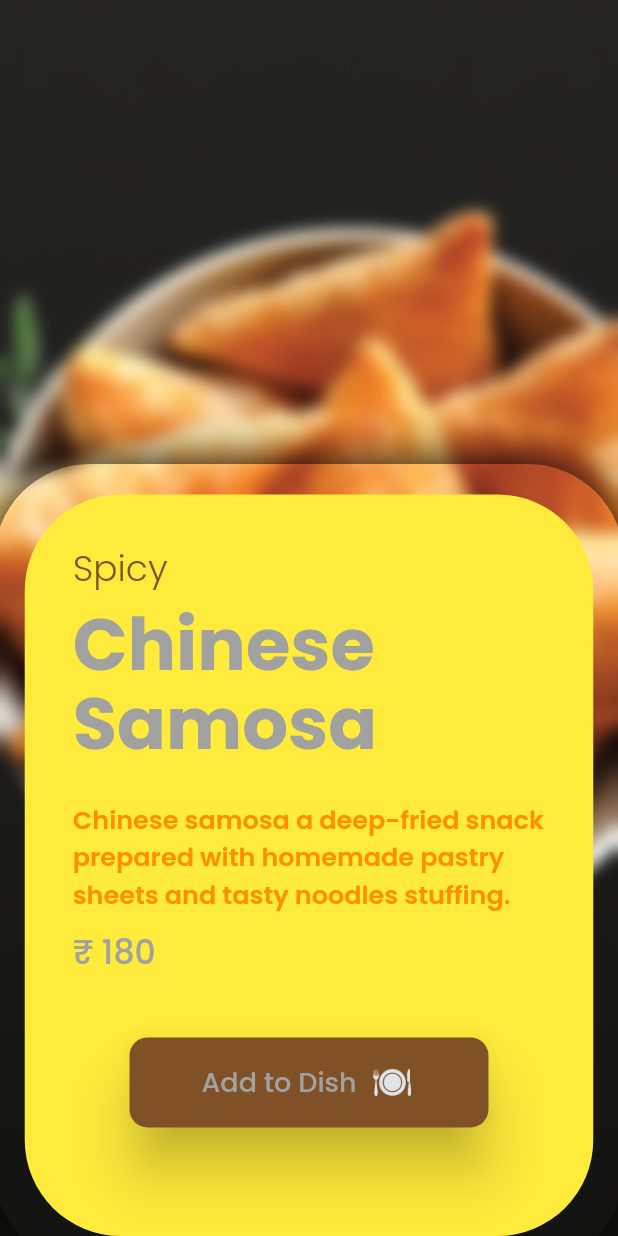
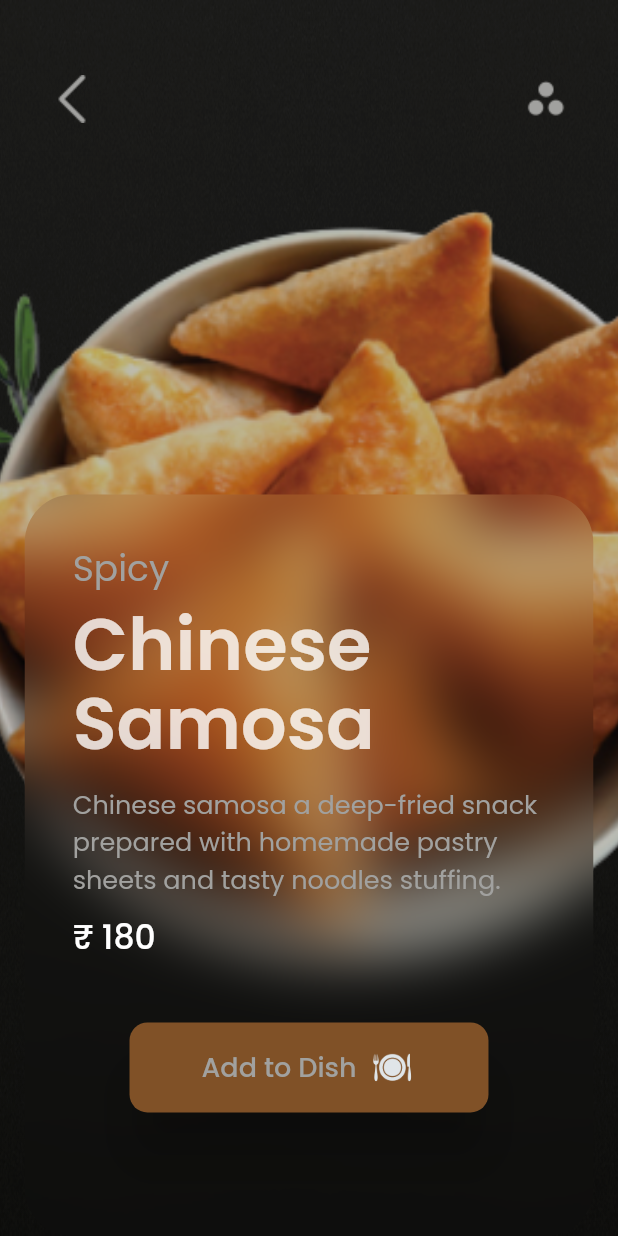
Before and after one commit to arbaazaj/samosa_app, a Flutter app: the screen it shows after launch, after a tap on "Chinese Samosa", on a phone screen of 412 x 824 dp. Run offline on Flutter 3.47's test engine with Material 2 defaults, Android fonts, the phone set to English and light mode, and no system bars.

Commit message:
> Completed.

```diff
--- a/lib/screens/product_page.dart
+++ b/lib/screens/product_page.dart
@@ -1,9 +1,7 @@
-import 'dart:ui';
-
 import 'package:flutter/material.dart';
 import 'package:samosa_app/themes/colors.dart';
+import 'package:samosa_app/widgets/blur_card_widget.dart';
 import 'package:samosa_app/widgets/custom_app_bar.dart';
-import 'package:samosa_app/widgets/custom_button.dart';
 
 class ProductPage extends StatelessWidget {
   const ProductPage({Key? key}) : super(key: key);
@@ -11,6 +9,7 @@ class ProductPage extends StatelessWidget {
   @override
   Widget build(BuildContext context) {
     return Scaffold(
+      // This applies background texture and gradient.
       body: Container(
         height: MediaQuery.of(context).size.height,
         width: MediaQuery.of(context).size.width,
@@ -29,92 +28,41 @@ class ProductPage extends StatelessWidget {
         ),
         child: Column(
           children: [
-            const Flexible(child: CustomAppBar(imageName: 'assets/back.png')),
             SizedBox(
               height: MediaQuery.of(context).size.height,
               child: Stack(
                 fit: StackFit.expand,
                 children: [
+                  // Background Samosa Image
+                  // This is on the bottom of the Stack.
                   AspectRatio(
                     aspectRatio: 2 / 3,
-                    child: Image.asset(
-                      'assets/bowl_of_samosa.png',
-                      fit: BoxFit.cover,
+                    child: Container(
+                      height: 500,
                       width: 500,
-                      height: 500,
+                      decoration: const BoxDecoration(
+                        image: DecorationImage(
+                          colorFilter: ColorFilter.mode(
+                              Colors.black26, BlendMode.darken),
+                          fit: BoxFit.cover,
+                          image: AssetImage(
+                            'assets/bowl_of_samosa.png',
+                          ),
+                        ),
+                      ),
                     ),
                   ),
-                  Align(
-                    alignment: Alignment.bottomCenter,
-                    child: BackdropFilter(
-                      filter: ImageFilter.blur(sigmaX: 5.0, sigmaY: 5.0),
-                      child: Container(
-                        width: MediaQuery.of(context).size.width * 0.92,
-                        height: MediaQuery.of(context).size.height * 0.6,
-                        decoration: BoxDecoration(
-                          boxShadow: const [
-                            BoxShadow(
-                              blurRadius: 30.0,
-                              spreadRadius: 20.0,
-                              blurStyle: BlurStyle.outer,
-                            )
-                          ],
-                          color: Colors.yellow,
-                          borderRadius: BorderRadius.circular(64.0),
-                        ),
-                        child: Padding(
-                          padding: const EdgeInsets.all(32.0),
-                          child: Column(
-                            crossAxisAlignment: CrossAxisAlignment.start,
-                            children: [
-                              const Text(
-                                'Spicy',
-                                style: TextStyle(
-                                  color: lightOrange,
-                                  fontWeight: FontWeight.w300,
-                                  fontSize: 24.0,
-                                ),
-                              ),
-                              const SizedBox(
-                                height: 10.0,
-                              ),
-                              const Text(
-                                'Chinese Samosa',
-                                style: TextStyle(
-                                  height: 1.1,
-                                  color: lightWhite,
-                                  fontSize: 48,
-                                  fontWeight: FontWeight.w800,
-                                ),
-                              ),
-                              const SizedBox(
-                                height: 20.0,
-                              ),
-                              Text(
-                                'Chinese samosa a deep-fried snack'
-                                ' prepared with homemade '
-                                'pastry sheets and tasty noodles stuffing.',
-                                style: TextStyle(
-                                  color: Colors.amber.shade800,
-                                  fontWeight: FontWeight.w600,
-                                  fontSize: 17.0,
-                                ),
-                              ),
-                              const SizedBox(height: 10.0),
-                              const Text(
-                                '₹ 180',
-                                style: TextStyle(
-                                  color: lightWhite,
-                                  fontSize: 22,
-                                  fontWeight: FontWeight.w500,
-                                ),
-                              ),
-                              const SizedBox(height: 40.0),
-                              const Center(
-                                  child: CustomButton(buttonRadius: 12.0)),
-                            ],
-                          ),
-                        ),
+                  // Blur Card
+                  // This is in the middle of the Stack.
+                  const BlurCardWidget(),
+                  // Top Navigation Bar
+                  // This is on the top of the Stack.
+                  Positioned.fill(
+                    child: Align(
+                      alignment: Alignment.topCenter,
+                      child: CustomAppBar(
+                        imageName: 'assets/back.png',
+                        onTap: () => Navigator.pop(context),
                       ),
                     ),
                   ),
--- /dev/null
+++ b/lib/widgets/blur_card_widget.dart
@@ -0,0 +1,82 @@
+import 'dart:ui';
+
+import 'package:flutter/material.dart';
+import 'package:samosa_app/themes/colors.dart';
+import 'package:samosa_app/widgets/custom_button.dart';
+
+class BlurCardWidget extends StatelessWidget {
+  const BlurCardWidget({
+    super.key,
+  });
+
+  @override
+  Widget build(BuildContext context) {
+    return Align(
+      alignment: Alignment.bottomCenter,
+      child: Container(
+        width: MediaQuery.of(context).size.width * 0.92,
+        height: MediaQuery.of(context).size.height * 0.6,
+        decoration: BoxDecoration(
+          color: Colors.transparent,
+          borderRadius: BorderRadius.circular(64.0),
+        ),
+        child: ClipRRect(
+          borderRadius: BorderRadius.circular(32.0),
+          child: BackdropFilter(
+            filter: ImageFilter.blur(sigmaX: 20.0, sigmaY: 20.0),
+            child: Padding(
+              padding: const EdgeInsets.all(32.0),
+              child: Column(
+                crossAxisAlignment: CrossAxisAlignment.start,
+                children: [
+                  const Text(
+                    'Spicy',
+                    style: TextStyle(
+                      color: lightWhite,
+                      fontWeight: FontWeight.w400,
+                      fontSize: 24.0,
+                    ),
+                  ),
+                  const SizedBox(
+                    height: 10.0,
+                  ),
+                  Text(
+                    'Chinese Samosa',
+                    style: TextStyle(
+                      height: 1.1,
+                      color: Colors.white.withOpacity(0.8),
+                      fontSize: 48,
+                      fontWeight: FontWeight.w600,
+                    ),
+                  ),
+                  const SizedBox(
+                    height: 10.0,
+                  ),
+                  const Text(
+                    'Chinese samosa a deep-fried snack'
+                        ' prepared with homemade '
+                        'pastry sheets and tasty noodles stuffing.',
+                    style: TextStyle(
+                      color: lightWhite,
+                      fontSize: 17.0,
+                    ),
+                  ),
+                  const SizedBox(height: 10.0),
+                  const Text(
+                    '₹ 180',
+                    style: TextStyle(
+                        fontSize: 22,
+                        fontWeight: FontWeight.w500),
+                  ),
+                  const SizedBox(height: 40.0),
+                  const Center(
+                      child: CustomButton(buttonRadius: 12.0)),
+                ],
+              ),
+            ),
+          ),
+        ),
+      ),
+    );
+  }
+}
--- a/lib/widgets/custom_app_bar.dart
+++ b/lib/widgets/custom_app_bar.dart
@@ -1,14 +1,16 @@
 import 'package:flutter/material.dart';
 import 'package:samosa_app/themes/colors.dart';
 
-class CustomAppBar extends StatelessWidget {
+class CustomAppBar extends StatelessWidget implements PreferredSizeWidget {
   const CustomAppBar(
-      {Key? key, this.topPadding = 50.0, this.imageName = 'assets/samosa.png'})
+      {Key? key, this.topPadding = 50.0, this.imageName = 'assets/samosa.png', required this.onTap, this.size = 50.0})
       : super(key: key);
 
   /// Default value of [topPadding] is 50.0
   final double topPadding;
   final String imageName;
+  final VoidCallback onTap;
+  final double size;
 
   @override
   Widget build(BuildContext context) {
@@ -19,10 +21,13 @@ class CustomAppBar extends StatelessWidget {
         children: [
           Padding(
             padding: const EdgeInsets.only(left: 32.0),
-            child: Image.asset(imageName,
-              color: lightWhite,
-              height: 32.0,
-              width: 32.0,
+            child: GestureDetector(
+              onTap: onTap,
+              child: Image.asset(imageName,
+                color: lightWhite,
+                height: 32.0,
+                width: 32.0,
+              ),
             ),
           ),
           Padding(
@@ -38,4 +43,7 @@ class CustomAppBar extends StatelessWidget {
       ),
     );
   }
+
+  @override
+  Size get preferredSize => Size.fromHeight(size);
 }
--- a/lib/widgets/top_widget.dart
+++ b/lib/widgets/top_widget.dart
@@ -12,7 +12,7 @@ class TopWidget extends StatelessWidget {
     return Column(
       crossAxisAlignment: CrossAxisAlignment.start,
       children: [
-        const CustomAppBar(),
+        CustomAppBar(onTap: () {}),
         const Padding(
           padding: EdgeInsets.only(left: 32.0, top: 32),
           child: Text(
```
Also changed, not shown: 1 other file.
